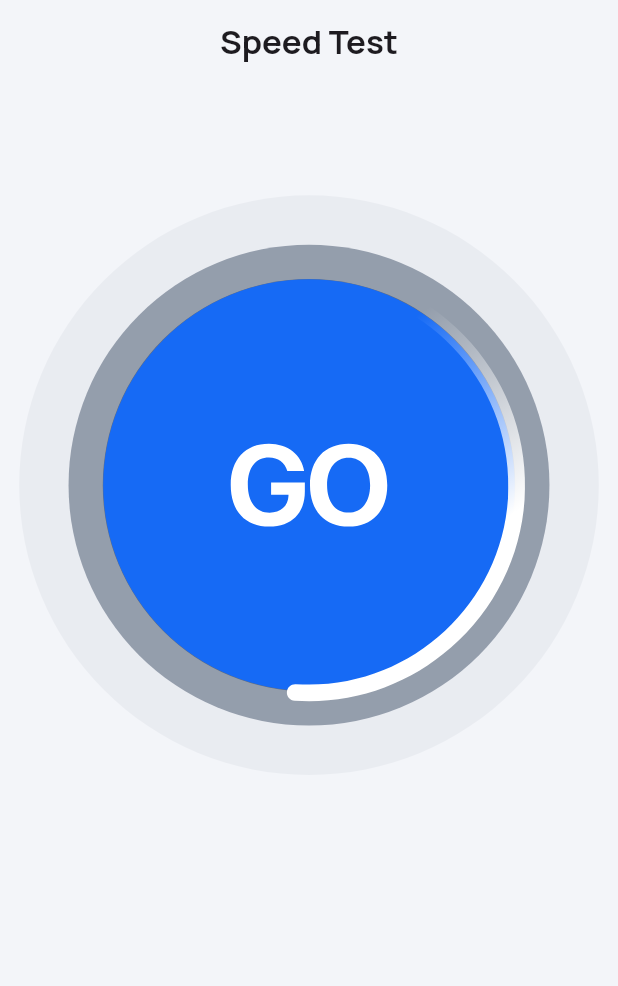
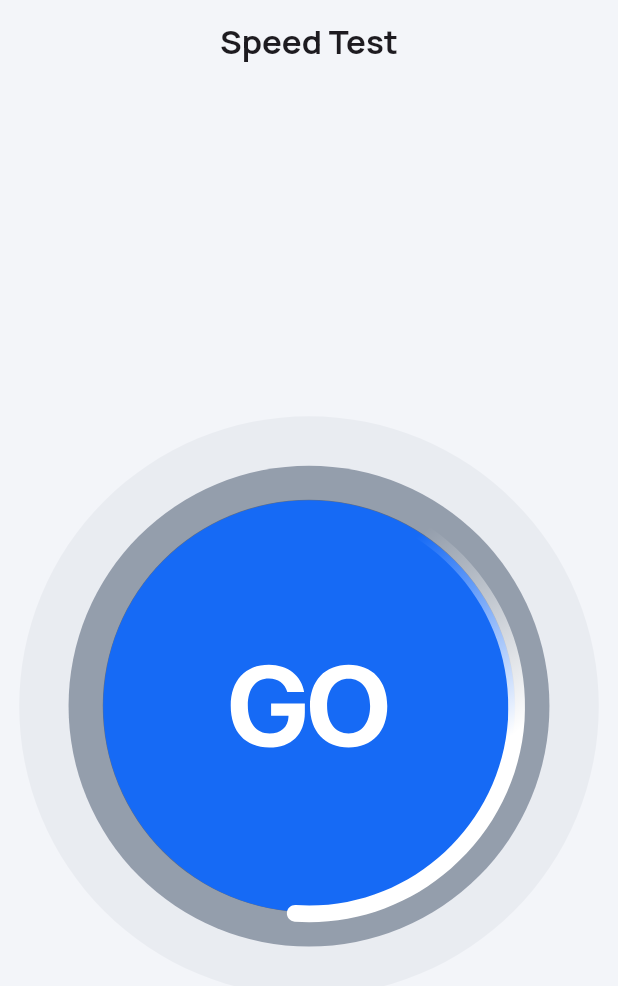
Before and after one commit to MOMEN56/Rabbit, a Flutter app: the screen it shows after launch, on a phone screen of 412 x 824 dp. Shown: the top 986 px of the screen. Run offline on Flutter 3.47's test engine with Material 3 defaults, Android fonts, the phone set to English and light mode, and no system bars; our stand-ins replace flutter_bloc, flutter_screenutil, google_fonts, lottie.

Commit message:
Finsh  start screen UI

```diff
--- /dev/null
+++ b/lib/features/home/presentation/manger/cubit/cubit/start_view_cubit.dart
@@ -0,0 +1,13 @@
+import 'package:flutter_bloc/flutter_bloc.dart';
+import 'package:rabbit/features/home/presentation/manger/cubit/cubit/start_view_state.dart';
+
+class StartViewCubit extends Cubit<StartViewState> {
+  StartViewCubit() : super(StartViewBottomState());
+  void showStartBottom() {
+    emit(StartViewBottomState());
+  }
+
+  void showRocketAnimation() {
+    emit(StartViewRocketAnimationState());
+  }
+}
--- /dev/null
+++ b/lib/features/home/presentation/manger/cubit/cubit/start_view_state.dart
@@ -0,0 +1,7 @@
+abstract class StartViewState {}
+
+class StartViewInitialState extends StartViewState {}
+
+class StartViewBottomState extends StartViewState {}
+
+class StartViewRocketAnimationState extends StartViewState {}
--- a/lib/features/home/presentation/views/start_view.dart
+++ b/lib/features/home/presentation/views/start_view.dart
@@ -1,4 +1,6 @@
 import 'package:flutter/material.dart';
+import 'package:flutter_bloc/flutter_bloc.dart';
+import 'package:rabbit/features/home/presentation/manger/cubit/cubit/start_view_cubit.dart';
 import 'package:rabbit/features/home/presentation/views/widgets/start_view_body.dart';
 
 class StartView extends StatelessWidget {
@@ -6,6 +8,9 @@ class StartView extends StatelessWidget {
 
   @override
   Widget build(BuildContext context) {
-    return const Scaffold(body: StartViewBody());
+    return BlocProvider(
+      create: (_) => StartViewCubit(),
+      child: const StartViewBody(),
+    );
   }
 }
--- a/lib/features/home/presentation/views/widgets/start_bottom.dart
+++ b/lib/features/home/presentation/views/widgets/start_bottom.dart
@@ -1,18 +1,36 @@
 import 'package:flutter/material.dart';
+import 'package:flutter_bloc/flutter_bloc.dart';
 import 'package:lottie/lottie.dart';
 import 'package:rabbit/core/utils/app_assets.dart';
 import 'package:rabbit/core/utils/app_dimensions.dart';
+import 'package:rabbit/features/home/presentation/manger/cubit/cubit/start_view_cubit.dart';
+import 'package:rabbit/features/home/presentation/manger/cubit/cubit/start_view_state.dart';
 
 class StartBottom extends StatelessWidget {
   const StartBottom({super.key});
+
   @override
   Widget build(BuildContext context) {
     AppDimensions.init(context);
-    return Padding(
-      padding: EdgeInsets.only(top: AppDimensions.usableHeight * 0.08),
-      child: Expanded(
-        child: Container(child: Lottie.asset(AppAssets.startBottom)),
-      ),
+
+    return BlocBuilder<StartViewCubit, StartViewState>(
+      builder: (context, state) {
+        if (state is StartViewBottomState) {
+          return Padding(
+            padding: EdgeInsets.only(top: AppDimensions.usableHeight * 0.08),
+            child: GestureDetector(
+              onTap: () {
+                BlocProvider.of<StartViewCubit>(context).showRocketAnimation();
+              },
+              child: SizedBox.expand(
+                child: Lottie.asset(AppAssets.startBottom),
+              ),
+            ),
+          );
+        } else {
+          return const SizedBox.shrink();
+        }
+      },
     );
   }
 }
--- a/lib/features/home/presentation/views/widgets/start_view_body.dart
+++ b/lib/features/home/presentation/views/widgets/start_view_body.dart
@@ -1,6 +1,9 @@
 import 'package:flutter/material.dart';
+import 'package:flutter_bloc/flutter_bloc.dart';
 import 'package:rabbit/core/utils/app_colors.dart';
 import 'package:rabbit/core/utils/widgets/custom_app_bar.dart';
+import 'package:rabbit/features/home/presentation/manger/cubit/cubit/start_view_cubit.dart';
+import 'package:rabbit/features/home/presentation/manger/cubit/cubit/start_view_state.dart';
 import 'package:rabbit/features/home/presentation/views/widgets/rocket_animation.dart';
 import 'package:rabbit/features/home/presentation/views/widgets/start_bottom.dart';
 
@@ -9,10 +12,20 @@ class StartViewBody extends StatelessWidget {
 
   @override
   Widget build(BuildContext context) {
-    return const Scaffold(
+    return Scaffold(
+      backgroundColor: AppColors.backgroundColor,
       appBar: CustomAppBar(),
-      backgroundColor: AppColors.backgroundColor,
-      body: StartBottom(),
+      body: BlocBuilder<StartViewCubit, StartViewState>(
+        builder: (context, state) {
+          if (state is StartViewBottomState) {
+            return const StartBottom();
+          } else if ((state is StartViewRocketAnimationState)) {
+            return const RocketAnimation();
+          } else {
+            return const SizedBox.shrink();
+          }
+        },
+      ),
     );
   }
 }
--- a/pubspec.yaml
+++ b/pubspec.yaml
@@ -37,6 +37,7 @@ dependencies:
   google_fonts: ^6.2.1
   flutter_screenutil: ^5.9.3
   lottie: ^3.3.1
+  flutter_bloc: ^9.1.1
 
 dev_dependencies:
   flutter_test:
```
Also changed, not shown: lib/features/home/presentation/views/widgets/rocket_animation.dart (+16 -1 lines), pubspec.lock.
